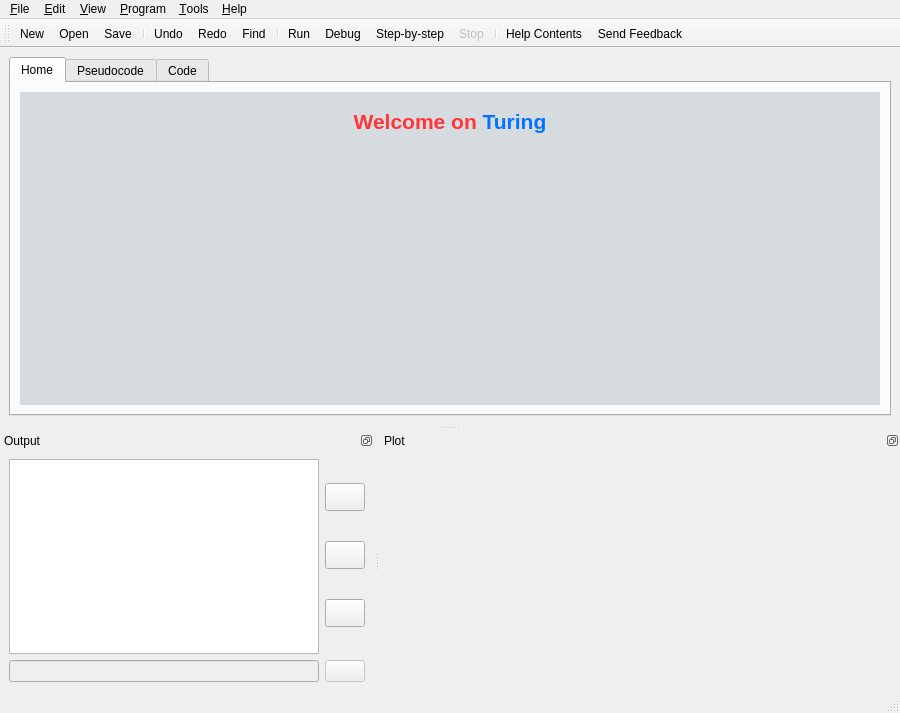
Qt form src/forms/ui_mainwindow.ui (TuringApp/Turing) before a commit.
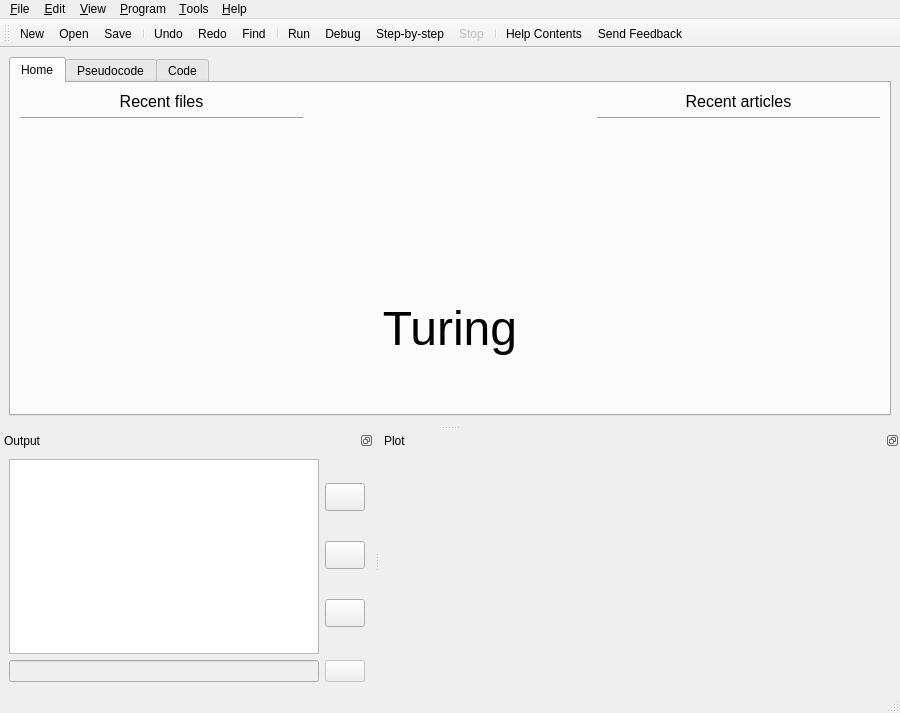
The same form after that commit. The open tabs and pages were chosen to show the change. Icons and pictures are not drawn.

The edit to the form file:
```diff
--- a/src/forms/ui_mainwindow.ui
+++ b/src/forms/ui_mainwindow.ui
@@ -45,42 +45,112 @@
        <attribute name="title">
         <string>Home</string>
        </attribute>
-       <layout class="QVBoxLayout" name="verticalLayout_3">
+       <layout class="QHBoxLayout" name="horizontalLayout_5">
         <item>
-         <widget class="QTextBrowser" name="textBrowser">
-          <property name="enabled">
-           <bool>true</bool>
-          </property>
-          <property name="acceptDrops">
-           <bool>false</bool>
-          </property>
-          <property name="autoFillBackground">
-           <bool>true</bool>
-          </property>
-          <property name="frameShape">
-           <enum>QFrame::NoFrame</enum>
-          </property>
-          <property name="frameShadow">
-           <enum>QFrame::Sunken</enum>
-          </property>
-          <property name="lineWidth">
-           <number>1</number>
-          </property>
-          <property name="html">
-           <string>&lt;!DOCTYPE HTML PUBLIC &quot;-//W3C//DTD HTML 4.0//EN&quot; &quot;http://www.w3.org/TR/REC-html40/strict.dtd&quot;&gt;
-&lt;html&gt;&lt;head&gt;&lt;meta name=&quot;qrichtext&quot; content=&quot;1&quot; /&gt;&lt;style type=&quot;text/css&quot;&gt;
-p, li { white-space: pre-wrap; }
-&lt;/style&gt;&lt;/head&gt;&lt;body style=&quot; font-family:'MS Shell Dlg 2'; font-size:8.25pt; font-weight:400; font-style:normal;&quot; bgcolor=&quot;#d6dbdf&quot;&gt;
-&lt;p style=&quot;-qt-paragraph-type:empty; margin-top:0px; margin-bottom:0px; margin-left:0px; margin-right:0px; -qt-block-indent:0; text-indent:0px; font-size:8pt;&quot;&gt;&lt;br /&gt;&lt;/p&gt;
-&lt;p align=&quot;center&quot; style=&quot; margin-top:0px; margin-bottom:0px; margin-left:0px; margin-right:0px; -qt-block-indent:0; text-indent:0px;&quot;&gt;&lt;span style=&quot; font-size:16pt; font-weight:600; color:#ff3538;&quot;&gt;Welcome on &lt;/span&gt;&lt;span style=&quot; font-size:16pt; font-weight:600; color:#0772ff;&quot;&gt;Turing&lt;/span&gt;&lt;/p&gt;
-&lt;p align=&quot;center&quot; style=&quot;-qt-paragraph-type:empty; margin-top:0px; margin-bottom:0px; margin-left:0px; margin-right:0px; -qt-block-indent:0; text-indent:0px; font-size:16pt; font-weight:600; color:#0772ff;&quot;&gt;&lt;br /&gt;&lt;/p&gt;
-&lt;p align=&quot;center&quot; style=&quot;-qt-paragraph-type:empty; margin-top:0px; margin-bottom:0px; margin-left:0px; margin-right:0px; -qt-block-indent:0; text-indent:0px; font-size:16pt; font-weight:600; color:#0772ff;&quot;&gt;&lt;br /&gt;&lt;/p&gt;
-&lt;p align=&quot;center&quot; style=&quot; margin-top:0px; margin-bottom:0px; margin-left:0px; margin-right:0px; -qt-block-indent:0; text-indent:0px;&quot;&gt;&lt;img src=&quot;:/icon/media/icon_128.png&quot; /&gt;  &lt;/p&gt;&lt;/body&gt;&lt;/html&gt;</string>
-          </property>
-          <property name="textInteractionFlags">
-           <set>Qt::LinksAccessibleByKeyboard|Qt::LinksAccessibleByMouse</set>
-          </property>
-         </widget>
+         <layout class="QVBoxLayout" name="verticalLayout_6">
+          <item>
+           <widget class="QLabel" name="label">
+            <property name="sizePolicy">
+             <sizepolicy hsizetype="Preferred" vsizetype="Maximum">
+              <horstretch>0</horstretch>
+              <verstretch>0</verstretch>
+             </sizepolicy>
+            </property>
+            <property name="font">
+             <font>
+              <pointsize>12</pointsize>
+             </font>
+            </property>
+            <property name="text">
+             <string comment="Header">Recent files</string>
+            </property>
+            <property name="alignment">
+             <set>Qt::AlignCenter</set>
+            </property>
+           </widget>
+          </item>
+          <item>
+           <widget class="Line" name="line_3">
+            <property name="orientation">
+             <enum>Qt::Horizontal</enum>
+            </property>
+           </widget>
+          </item>
+          <item>
+           <widget class="QWidget" name="widget_2" native="true">
+            <layout class="QVBoxLayout" name="verticalLayout_10"/>
+           </widget>
+          </item>
+         </layout>
+        </item>
+        <item>
+         <layout class="QVBoxLayout" name="verticalLayout_3">
+          <item>
+           <widget class="QLabel" name="label_3">
+            <property name="text">
+             <string/>
+            </property>
+            <property name="pixmap">
+             <pixmap resource="../turing.qrc">:/icon/media/icon_128.png</pixmap>
+            </property>
+            <property name="alignment">
+             <set>Qt::AlignCenter</set>
+            </property>
+           </widget>
+          </item>
+          <item>
+           <widget class="QLabel" name="label_4">
+            <property name="font">
+             <font>
+              <pointsize>36</pointsize>
+             </font>
+            </property>
+            <property name="text">
+             <string notr="true">Turing</string>
+            </property>
+            <property name="alignment">
+             <set>Qt::AlignCenter</set>
+            </property>
+           </widget>
+          </item>
+         </layout>
+        </item>
+        <item>
+         <layout class="QVBoxLayout" name="verticalLayout_7">
+          <item>
+           <widget class="QLabel" name="label_2">
+            <property name="sizePolicy">
+             <sizepolicy hsizetype="Preferred" vsizetype="Maximum">
+              <horstretch>0</horstretch>
+              <verstretch>0</verstretch>
+             </sizepolicy>
+            </property>
+            <property name="font">
+             <font>
+              <pointsize>12</pointsize>
+             </font>
+            </property>
+            <property name="text">
+             <string comment="Header">Recent articles</string>
+            </property>
+            <property name="alignment">
+             <set>Qt::AlignCenter</set>
+            </property>
+           </widget>
+          </item>
+          <item>
+           <widget class="Line" name="line_4">
+            <property name="orientation">
+             <enum>Qt::Horizontal</enum>
+            </property>
+           </widget>
+          </item>
+          <item>
+           <widget class="QWidget" name="widget_3" native="true">
+            <layout class="QVBoxLayout" name="verticalLayout_11"/>
+           </widget>
+          </item>
+         </layout>
         </item>
        </layout>
       </widget>
```
Left out of the diff: 4 changed lines with no effect on the pictures.
